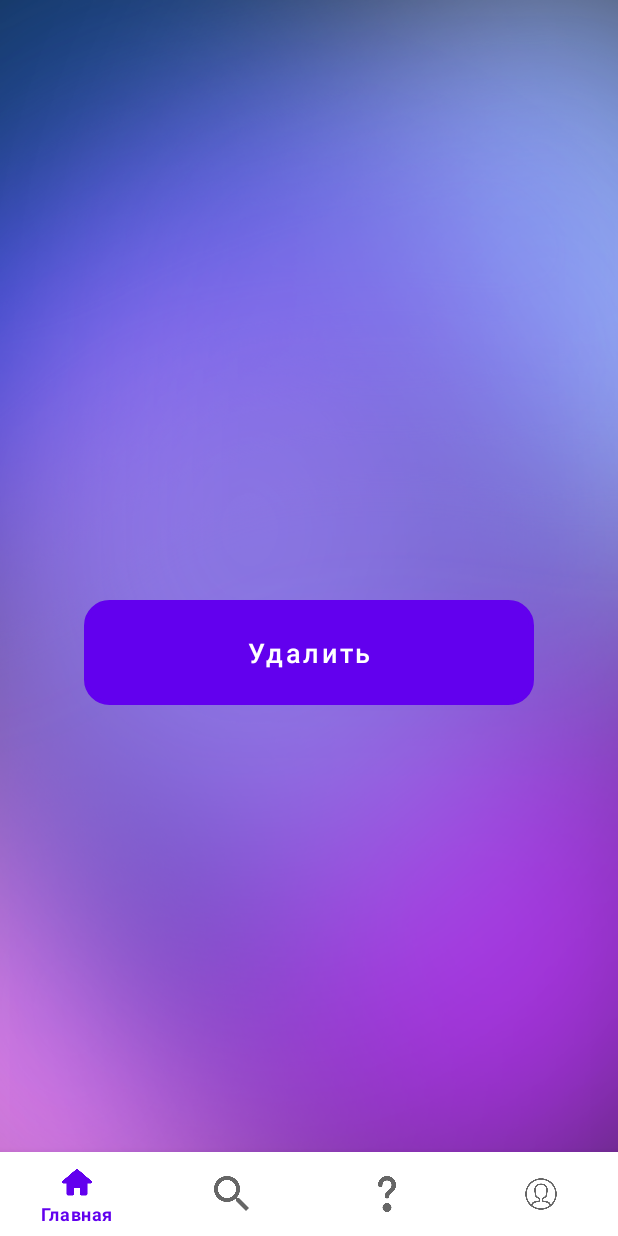
After one commit to RussiaFPS/tourist, an Android app: the fragment UserAbout placed in its activity, on a phone screen of 412 x 824 dp. The commit adds this screen. Run offline under Robolectric (Android 15) with nearby library versions, the phone set to English and light mode, and no system bars; our stand-ins replace Firebase (no records; nobody signed in at launch, a user with empty details on screens opened directly); 1 statement that could not run was skipped.

Commit message:
Доработка админа

```diff
--- /dev/null
+++ b/app/src/main/java/ru/mirea/tourist/UserAbout.java
@@ -0,0 +1,102 @@
+package ru.mirea.tourist;
+
+import android.os.Bundle;
+
+import androidx.annotation.NonNull;
+import androidx.fragment.app.Fragment;
+import androidx.fragment.app.FragmentTransaction;
+
+import android.view.LayoutInflater;
+import android.view.View;
+import android.view.ViewGroup;
+import android.widget.Button;
+import android.widget.TextView;
+import android.widget.Toast;
+
+import com.google.android.gms.tasks.OnCompleteListener;
+import com.google.android.gms.tasks.Task;
+import com.google.firebase.database.DatabaseReference;
+import com.google.firebase.database.FirebaseDatabase;
+
+/**
+ * A simple {@link Fragment} subclass.
+ * Use the {@link UserAbout#newInstance} factory method to
+ * create an instance of this fragment.
+ */
+public class UserAbout extends Fragment {
+
+    // TODO: Rename parameter arguments, choose names that match
+    // the fragment initialization parameters, e.g. ARG_ITEM_NUMBER
+    private static final String ARG_PARAM1 = "param1";
+    private static final String ARG_PARAM2 = "param2";
+
+    // TODO: Rename and change types of parameters
+    private String mParam1;
+    private String mParam2;
+    private TextView text_login;
+
+    public UserAbout() {
+        // Required empty public constructor
+    }
+
+    /**
+     * Use this factory method to create a new instance of
+     * this fragment using the provided parameters.
+     *
+     * @param param1 Parameter 1.
+     * @param param2 Parameter 2.
+     * @return A new instance of fragment UserAbout.
+     */
+    // TODO: Rename and change types and number of parameters
+    public static UserAbout newInstance(String param1, String param2) {
+        UserAbout fragment = new UserAbout();
+        Bundle args = new Bundle();
+        args.putString(ARG_PARAM1, param1);
+        args.putString(ARG_PARAM2, param2);
+        fragment.setArguments(args);
+        return fragment;
+    }
+
+    @Override
+    public void onCreate(Bundle savedInstanceState) {
+        super.onCreate(savedInstanceState);
+        if (getArguments() != null) {
+            mParam1 = getArguments().getString(ARG_PARAM1);
+            mParam2 = getArguments().getString(ARG_PARAM2);
+        }
+    }
+
+    @Override
+    public View onCreateView(LayoutInflater inflater, ViewGroup container,
+                             Bundle savedInstanceState) {
+        // Inflate the layout for this fragment
+        View view = inflater.inflate(R.layout.fragment_user_about, container, false);
+
+        text_login = view.findViewById(R.id.users_login_text);
+        Button dell_users = (Button) view.findViewById(R.id.admin_dell_btn);
+
+        dell_users.setOnClickListener(new View.OnClickListener() {
+            @Override
+            public void onClick(View view) {
+                    String login_dell = text_login.getText().toString();
+                    DatabaseReference dUsers = FirebaseDatabase.getInstance("https://tourist-3be36-default-rtdb.europe-west1.firebasedatabase.app/").getReference("Users");
+                    dUsers.child(login_dell).removeValue().addOnCompleteListener(new OnCompleteListener<Void>() {
+                        @Override
+                        public void onComplete(@NonNull Task<Void> task) {
+                            if(task.isSuccessful()) {
+                                Fragment fr = new admin_panel();
+                                FragmentTransaction transaction = getFragmentManager().beginTransaction();
+                                transaction.replace(R.id.fragment_container,fr);
+                                transaction.commit();
+                            }
+                        }
+                    });
+            }
+        });
+
+        String login = getArguments().getString("login");
+        text_login.setText(login);
+
+        return view;
+    }
+}
--- /dev/null
+++ b/app/src/main/res/layout/fragment_user_about.xml
@@ -0,0 +1,33 @@
+<?xml version="1.0" encoding="utf-8"?>
+<RelativeLayout xmlns:android="http://schemas.android.com/apk/res/android"
+    xmlns:tools="http://schemas.android.com/tools"
+    android:layout_width="match_parent"
+    android:layout_height="match_parent"
+    tools:context=".UserAbout">
+
+    <!-- TODO: Update blank fragment layout -->
+    <TextView
+        android:layout_width="wrap_content"
+        android:layout_height="wrap_content"
+        android:textSize="32sp"
+        android:textStyle="bold"
+        android:layout_marginTop="50dp"
+        android:layout_centerHorizontal="true"
+        android:id="@+id/users_login_text"
+        />
+
+    <Button
+        android:id="@+id/admin_dell_btn"
+        android:layout_width="300dp"
+        android:layout_height="70dp"
+        android:layout_centerHorizontal="true"
+        android:layout_marginTop="400dp"
+        android:background="@drawable/input_design"
+        android:padding="15dp"
+        android:text="Удалить"
+        android:textAllCaps="false"
+        android:textSize="18sp"
+        android:textColor="@android:color/white"
+        />
+
+</RelativeLayout>
```
Also changed, not shown: app/src/main/java/ru/mirea/tourist/admin_panel.java (+27 -23 lines), app/src/main/res/layout/fragment_admin_panel.xml (+7 -42 lines).
